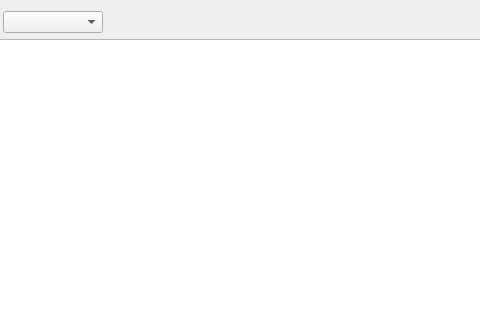
Above: src/viewdialog.ui from Ptr314/dsk_commander before the change; both pictures show x 114 to 594 and y 0 to 320 of the 683 by 614 pixel window. Below: the same form after it.
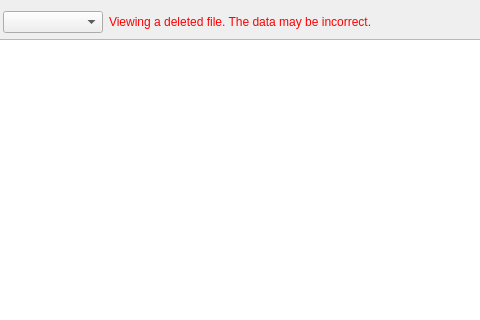
That is the form after the change.

Patch:
```diff
--- a/src/viewdialog.ui
+++ b/src/viewdialog.ui
@@ -42,6 +42,22 @@
        </property>
       </widget>
      </item>
+     <item>
+      <widget class="QLabel" name="deletedLabel">
+       <property name="sizePolicy">
+        <sizepolicy hsizetype="Preferred" vsizetype="Preferred">
+         <horstretch>0</horstretch>
+         <verstretch>0</verstretch>
+        </sizepolicy>
+       </property>
+       <property name="styleSheet">
+        <string notr="true">color:red</string>
+       </property>
+       <property name="text">
+        <string>Viewing a deleted file. The data may be incorrect.</string>
+       </property>
+      </widget>
+     </item>
      <item>
       <spacer name="horizontalSpacer">
        <property name="orientation">
```
